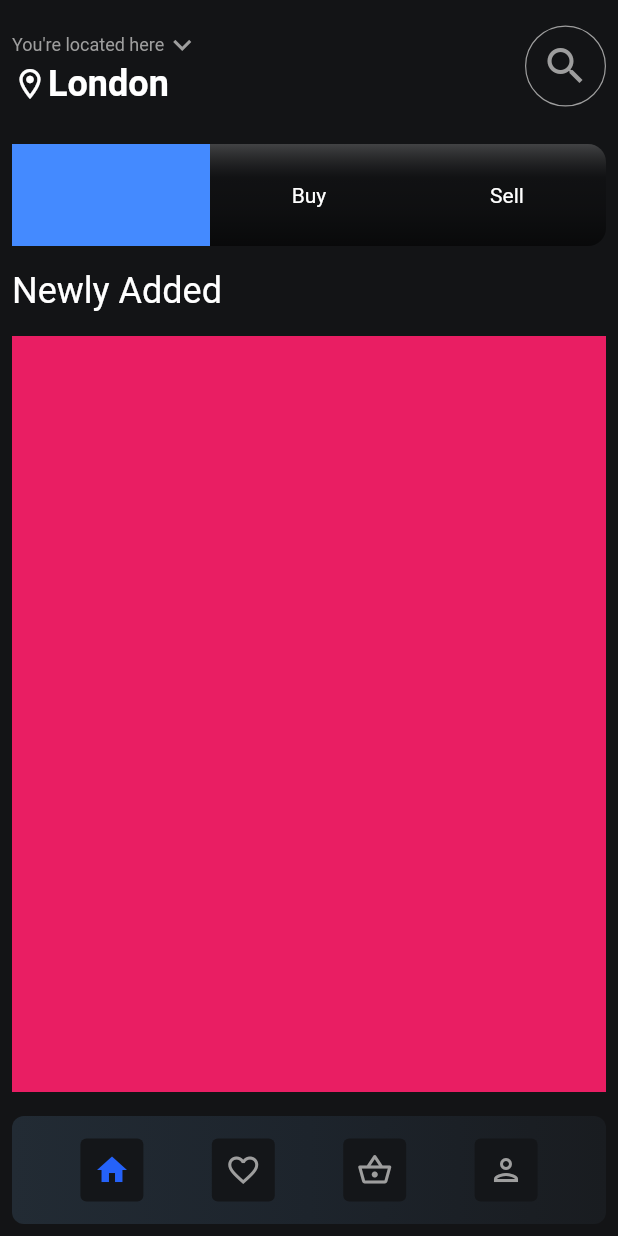
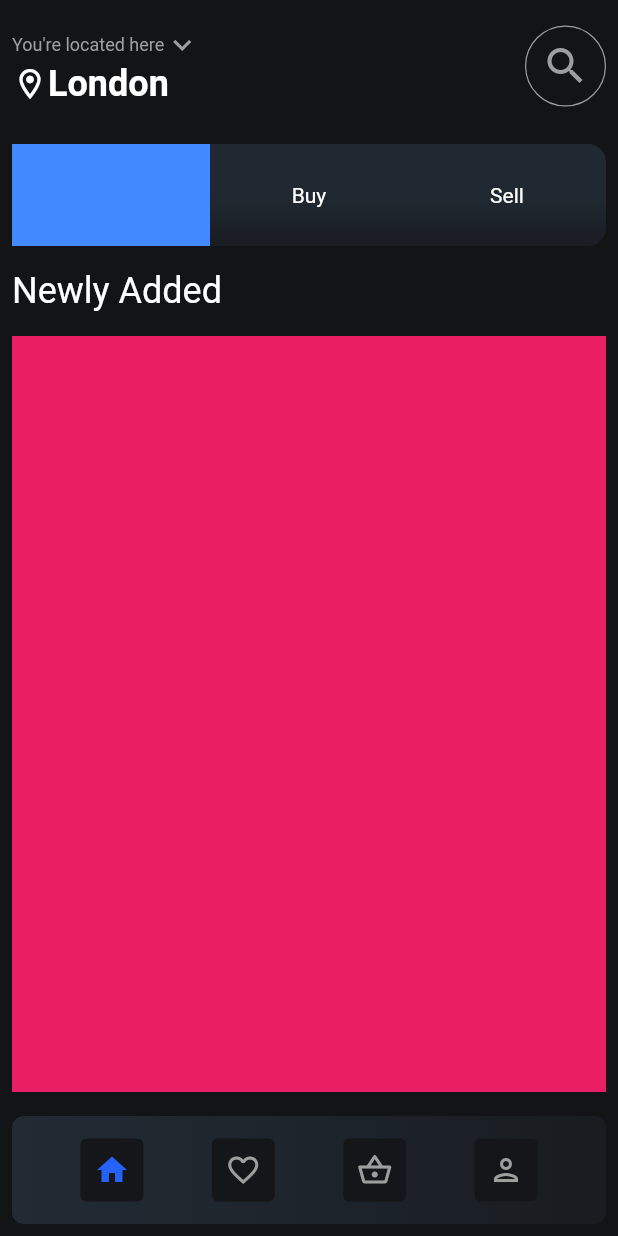
Before and after one commit to JAICHANGPARK/flutter_notebook_17th_story, a Flutter app: the screen it shows after launch, on a phone screen of 412 x 824 dp. Run offline on Flutter 3.47's test engine with Material 2 defaults, Android fonts, the phone set to English and light mode, and no system bars; our stand-ins replace cached_network_image, fl_chart, flutter_riverpod, freezed_annotation, ionicons, percent_indicator.

Commit message:
Update real_estate_main_page.dart

```diff
--- a/lib/ep1018_real_estate_app/src/ui/real_estate_main_page.dart
+++ b/lib/ep1018_real_estate_app/src/ui/real_estate_main_page.dart
@@ -68,7 +68,7 @@ class _RealEstateMainPageState extends State<RealEstateMainPage> {
                           height: 54,
                           width: 54,
                           decoration: BoxDecoration(
-                            border: Border.all(color: Colors.grey,width: 0.8),
+                            border: Border.all(color: Colors.grey, width: 0.8),
                             shape: BoxShape.circle,
                           ),
                           child: const Icon(
@@ -90,10 +90,11 @@ class _RealEstateMainPageState extends State<RealEstateMainPage> {
                       borderRadius: BorderRadius.circular(12),
                       gradient: LinearGradient(
                         colors: [
-                          Colors.white.withOpacity(0.2),
-                          Colors.black12,
-                          Colors.black26,
-                          Colors.black54,
+
+                          Color.fromRGBO(32, 41, 50, 1),
+                          Color.fromRGBO(32, 41, 50, 1),
+                          Color.fromRGBO(26, 29, 34, 1),
+
                         ],
                         begin: Alignment.topCenter,
                         end: Alignment.bottomCenter,
@@ -250,7 +251,6 @@ class _RealEstateMainPageState extends State<RealEstateMainPage> {
                 )
               ],
             ),
-
           ],
         ),
       ),
```
